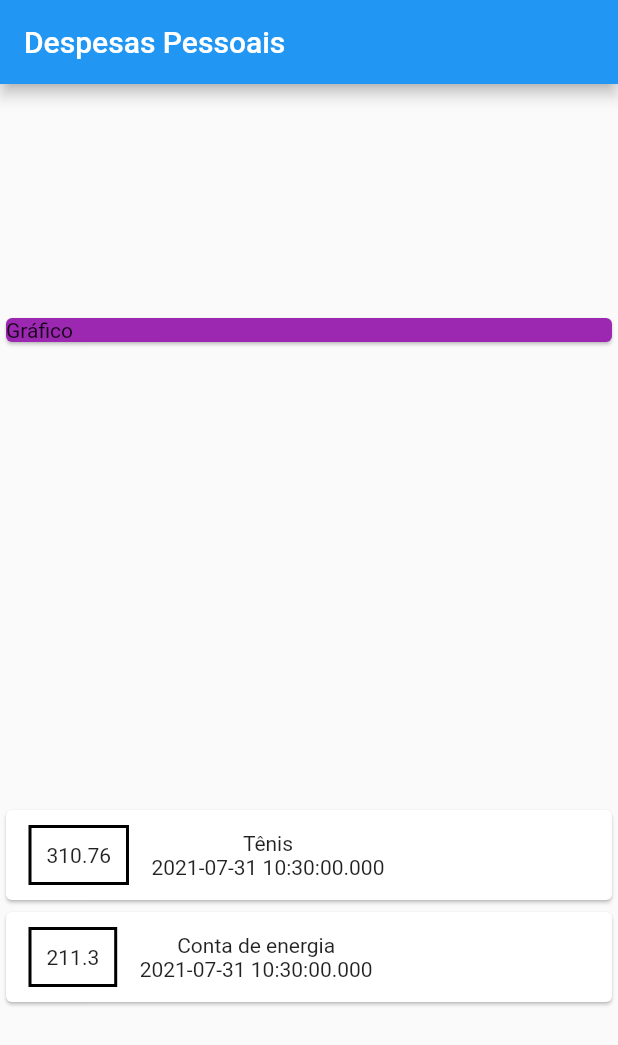
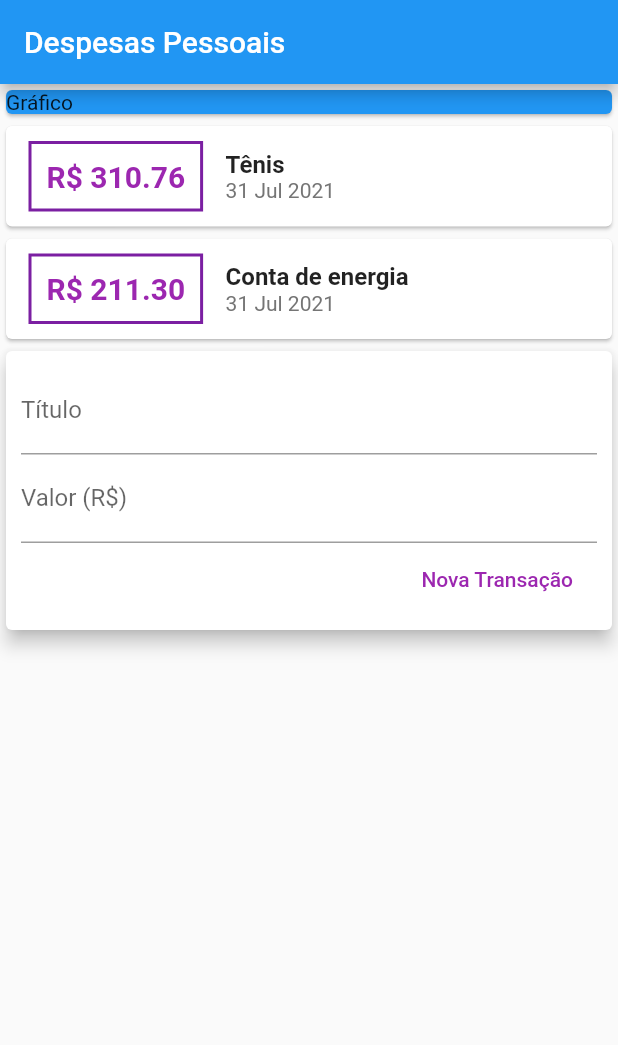
Before and after one commit to Rodrigoo-Oliveira/AppDespesasPessoais, a Flutter app: the screen it shows after launch, on a phone screen of 412 x 824 dp. Shown: the top 1045 px of the screen. Run offline on Flutter 3.47's test engine with Material 2 defaults, Android fonts, the phone set to English and light mode, and no system bars.

Commit message:
Dividindo App

```diff
--- /dev/null
+++ b/lib/components/transaction_form.dart
@@ -0,0 +1,52 @@
+import 'package:flutter/material.dart';
+
+class TransactionForm extends StatelessWidget {
+
+
+  final titleController = TextEditingController();
+  final valueController = TextEditingController();
+
+  final void Function(String, double) onSubmit;
+
+  TransactionForm(this.onSubmit);
+
+  @override
+  Widget build(BuildContext context) {
+    return Card(
+      elevation: 5,
+      child: Padding(
+        padding: const EdgeInsets.all(10),
+        child: Column(
+          children: <Widget>[
+            TextField(
+              controller: titleController,
+              decoration: InputDecoration(
+                labelText: 'Título',
+              ),
+            ),
+            TextField(
+                controller: valueController,
+                decoration: InputDecoration(
+                labelText: 'Valor (R\$)',
+              ),
+            ),
+            Row(
+              mainAxisAlignment: MainAxisAlignment.end,
+              children: <Widget>[
+                FlatButton(
+                  child: Text('Nova Transação'),
+                  textColor: Colors.purple,
+                  onPressed: () {
+                    final title = titleController.text;
+                    final value = double.tryParse(valueController.text) ?? 0.0;
+                    onSubmit(title, value);
+                  },
+                ),
+              ],
+            ),
+          ],
+        ),
+      )
+    );
+  }
+}
--- /dev/null
+++ b/lib/components/transaction_list.dart
@@ -0,0 +1,63 @@
+import 'package:flutter/material.dart';
+import '../models/transaction.dart';
+import 'package:intl/intl.dart';
+
+class TransactionList extends StatelessWidget {
+
+  final List<Transaction> transactions;
+
+  TransactionList(this.transactions);
+
+  @override
+  Widget build(BuildContext context) {
+    return Column(
+            children: transactions.map((tr){
+              return Card(
+                child:Row(
+                  children: <Widget>[
+                    Container(
+                      margin: EdgeInsets.symmetric(
+                        horizontal: 15,
+                        vertical: 10,
+                      ),
+                      decoration: BoxDecoration(
+                        border: Border.all(
+                          color: (Colors.purple[700]!),
+                          width: 2,
+                        )
+                      ),
+                      padding: EdgeInsets.all(10),
+                      child:Text(
+                        'R\$ ${tr.value.toStringAsFixed(2)}',
+                        style: TextStyle(
+                          fontWeight: FontWeight.bold,
+                          fontSize: 20,
+                          color: Colors.purple,
+                        ),
+                      ),
+                    ),
+                    Column(
+                      crossAxisAlignment: CrossAxisAlignment.start,
+                      children: <Widget>[
+                        Text(
+                          tr.title,
+                          style: TextStyle(
+                            fontSize: 16,
+                            fontWeight: FontWeight.bold,
+                          ),
+                        ),
+                        Text(
+                          DateFormat('d MMM y').format(tr.date),
+                          style: TextStyle(
+                            color: Colors.grey[600],
+                          ),
+                        ),
+                      ],
+                    )
+                  ],
+                ),
+              );
+            }).toList(),
+          );
+  }
+}
--- /dev/null
+++ b/lib/components/transaction_user.dart
@@ -0,0 +1,53 @@
+import 'dart:math';
+import 'package:flutter/material.dart';
+import 'transaction_form.dart';
+import 'transaction_list.dart';
+import '../models/transaction.dart';
+
+class TransactionUser extends StatefulWidget {
+
+
+  @override
+  _TransactionUserState createState() => _TransactionUserState();
+}
+
+class _TransactionUserState extends State<TransactionUser> {
+
+  final _transactions = [
+    Transaction(id: 't1',
+      title: 'Tênis',
+      value: 310.76,
+      date: DateTime.now(),
+    ),
+    Transaction(id: 't2',
+      title: 'Conta de energia',
+      value: 211.30,
+      date: DateTime.now(),
+    )
+  ];
+
+  _addTransaction(String title, double value) {
+    final newTransaction = Transaction(
+      id: Random().nextDouble().toString(),
+      title: title,
+      value: value,
+      date: DateTime.now(),
+    );
+
+
+    setState(() {
+      _transactions.add(newTransaction);
+    });
+  }
+
+
+  @override
+  Widget build(BuildContext context) {
+    return Column(
+      children: <Widget>[
+        TransactionList(_transactions),
+        TransactionForm(_addTransaction),
+      ],
+    );
+  }
+}
--- a/lib/main.dart
+++ b/lib/main.dart
@@ -1,5 +1,7 @@
-import 'package:expenses/models/transaction.dart';
 import 'package:flutter/material.dart';
+import 'components/transaction_user.dart';
+
+
 
 main() => runApp(ExpensesApp());
 
@@ -7,24 +9,13 @@ class ExpensesApp extends StatelessWidget {
 
 @override
 build(BuildContext context) {
-    return MaterialApp(home: MyHomePage());
+    return MaterialApp(
+      home: MyHomePage(),
+    );
   }
 }
 
 class MyHomePage extends StatelessWidget {
-  final _transactions = [
-    Transaction(id: 't1',
-      title: 'Tênis',
-      value: 310.76,
-      date: DateTime.now(),
-    ),
-    Transaction(id: 't2',
-      title: 'Conta de energia',
-      value: 211.30,
-      date: DateTime.now(),
-    )
-  ];
-
 
   @override
   Widget build(BuildContext context) {
@@ -33,47 +24,15 @@ class MyHomePage extends StatelessWidget {
         title: Text('Despesas Pessoais'),
       ),
       body: Column(
-        mainAxisAlignment: MainAxisAlignment.spaceAround,
         crossAxisAlignment: CrossAxisAlignment.stretch,
         children: <Widget>[
           Container(
             child: Card(
-              color: Colors.purple,
+              color: Colors.blue,
               child: Text('Gráfico'),
             ),
           ),
-          Column(
-            children: _transactions.map((tr){
-              return Card(
-                child:Row(
-                  children: <Widget>[
-                    Container(
-                      margin: EdgeInsets.symmetric(
-                        horizontal: 15,
-                        vertical: 10,
-                      ),
-                      decoration: BoxDecoration(
-                        border: Border.all(
-                          color: Colors.black,
-                          width: 2,
-                        )
-                      ),
-                      padding: EdgeInsets.all(10),
-                      child:Text(
-                        tr.value.toString()
-                      ),
-                    ),
-                    Column(
-                      children: <Widget>[
-                        Text(tr.title),
-                        Text(tr.date.toString()),
-                      ],
-                    )
-                  ],
-                ),
-              );
-            }).toList(),
-          )
+          TransactionUser(),
         ],
       ),
     );
--- a/pubspec.yaml
+++ b/pubspec.yaml
@@ -23,6 +23,7 @@ environment:
 dependencies:
   flutter:
     sdk: flutter
+  intl: ^0.17.0
 
 
   # The following adds the Cupertino Icons font to your application.
```
Also changed, not shown: pubspec.lock.
